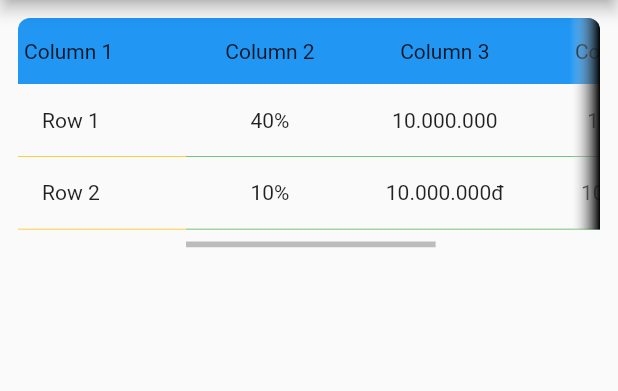
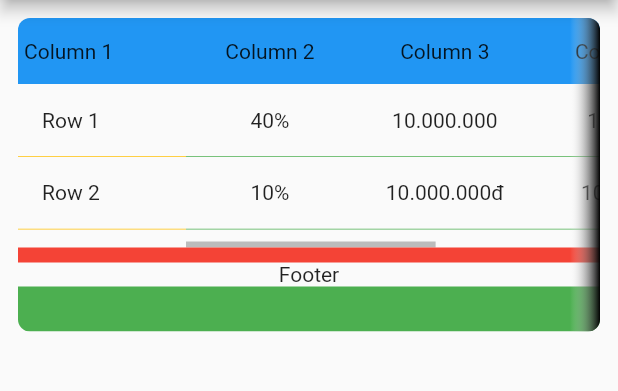
Before and after one commit to papmodern/excel_table, a Flutter app: the screen it shows after launch, on a phone screen of 412 x 824 dp, the part 84-475 px from its top. Run offline on Flutter 3.47's test engine with Material 2 defaults, Android fonts, the phone set to English and light mode, and no system bars.

Commit message:
add footer builder

```diff
--- a/example/lib/main.dart
+++ b/example/lib/main.dart
@@ -129,6 +129,23 @@ class _MyAppState extends State<MyApp> {
                       ),
                     ),
                   ),
+                  footerBuilder: (context) => Column(
+                    children: [
+                      Container(
+                        width: double.infinity,
+                        height: 10,
+                        color: Colors.red,
+                      ),
+                      Center(
+                        child: Text('Footer'),
+                      ),
+                      Container(
+                        width: double.infinity,
+                        height: 30,
+                        color: Colors.green,
+                      ),
+                    ],
+                  ),
                 ),
               ),
             ),
--- a/lib/src/excel_table.dart
+++ b/lib/src/excel_table.dart
@@ -21,6 +21,7 @@ class ExcelTable extends StatefulWidget {
   final Widget Function(BuildContext context, double width)? scrollableDivider;
   final Widget Function(BuildContext context, bool atRight)? onRightEffect;
   final Widget Function(BuildContext, bool atLeft)? onLeftEffect;
+  final Widget Function(BuildContext)? footerBuilder;
 
   const ExcelTable({
     Key? key,
@@ -35,6 +36,7 @@ class ExcelTable extends StatefulWidget {
     this.scrollableDivider,
     this.onRightEffect,
     this.onLeftEffect,
+    this.footerBuilder,
     this.headerBackgroudColor = Colors.blue,
   }) : super(key: key);
 
@@ -87,7 +89,11 @@ class _ExcelTableState extends State<ExcelTable> {
   Widget build(BuildContext context) {
     final rowLength = widget.data.listRow.length;
     final lockedColumn = widget.lockedColumn;
-    return Row(
+    return Stack(
+      children: [
+        Column(
+          children: [
+            Row(
               children: [
                 if (lockedColumn > 0)
                   Padding(
@@ -151,7 +157,8 @@ class _ExcelTableState extends State<ExcelTable> {
                                         columnWidth: columnWidth,
                                         padding: widget.padding,
                                         start: lockedColumn,
-                                headerColor: widget.headerBackgroudColor,
+                                        headerColor:
+                                            widget.headerBackgroudColor,
                                       )),
                               ),
                             ),
@@ -166,16 +173,22 @@ class _ExcelTableState extends State<ExcelTable> {
                             ? widget.onRightEffect!.call(context, atTop)
                             : _TopEffect(atTop: atTop),
                       ),
+                    ],
+                  ),
+                ),
+              ],
+            ),
+            if (widget.footerBuilder != null)
+              widget.footerBuilder!.call(context),
+          ],
+        ),
         Positioned(
             right: 0,
             top: 0,
-                  bottom: 12,
+            bottom: 0,
             child: widget.onLeftEffect != null
                 ? widget.onLeftEffect!.call(context, atBottom)
                 : _BottomEffect(atBottom: atBottom))
-            ],
-          ),
-        ),
       ],
     );
   }
--- a/pubspec.yaml
+++ b/pubspec.yaml
@@ -1,6 +1,6 @@
 name: excel_table
 description: A data table scrollable and expanding sub row
-version: 0.0.3
+version: 0.0.4
 repository: https://github.com/a313/excel_table
 
 environment:
```
Also changed, not shown: lib/main.dart (deleted, +0 -115 lines), 2 other files. Lines whose indentation alone changed are shown as unchanged.
